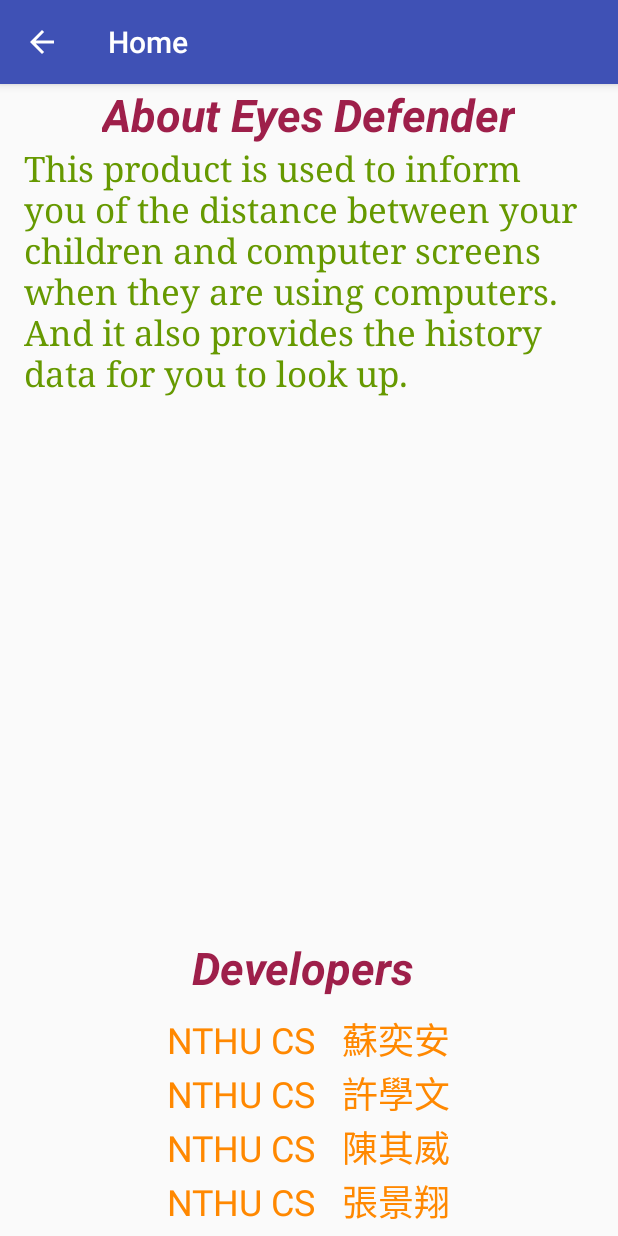
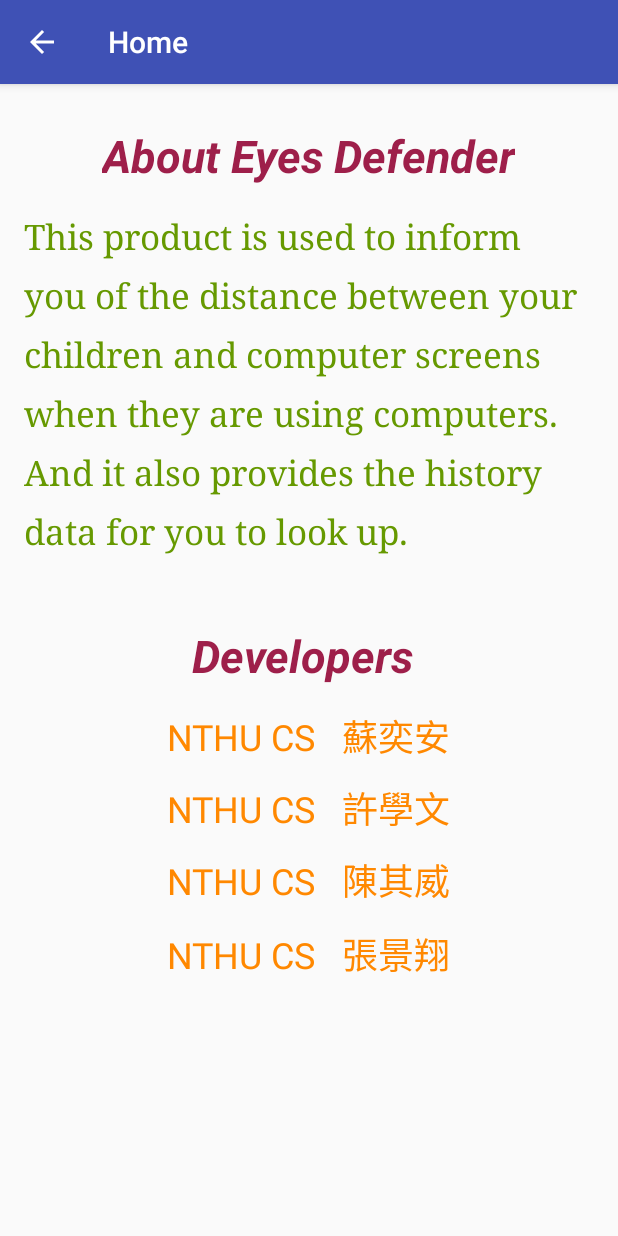
Before and after one commit to Andy103062106/Eyes-Defender, an Android app: the About screen opened directly, with no data from a screen before it, on a phone screen of 412 x 824 dp. Run offline under Robolectric (Android 15) with nearby library versions, the phone set to English and light mode, and no system bars.

Commit message:
add about tempe

```diff
--- a/app/build.gradle
+++ b/app/build.gradle
@@ -16,6 +16,7 @@ android {
             proguardFiles getDefaultProguardFile('proguard-android.txt'), 'proguard-rules.pro'
         }
     }
+
 }
 
 dependencies {
@@ -25,4 +26,5 @@ dependencies {
     testImplementation 'junit:junit:4.12'
     androidTestImplementation 'com.android.support.test:runner:1.0.1'
     androidTestImplementation 'com.android.support.test.espresso:espresso-core:3.0.1'
+    compile 'com.squareup.okhttp:okhttp:2.4.0'
 }
--- a/app/src/main/java/com/example/andy/eyesdefender/Today.java
+++ b/app/src/main/java/com/example/andy/eyesdefender/Today.java
@@ -9,6 +9,8 @@ import android.os.Bundle;
 import android.support.v7.app.ActionBar;
 import android.support.v7.app.AppCompatActivity;
 
+import java.io.IOException;
+
 public class Today extends AppCompatActivity {
     /** Called when the activity is first created. */
     @Override
@@ -18,4 +20,7 @@ public class Today extends AppCompatActivity {
         ActionBar actionBar = super.getSupportActionBar();
         actionBar.setDisplayHomeAsUpEnabled(true);
     }
+
+
+
 }
--- a/app/src/main/res/layout/activity_about.xml
+++ b/app/src/main/res/layout/activity_about.xml
@@ -14,6 +14,7 @@
         android:layout_height="wrap_content"
         android:layout_alignParentTop="true"
         android:layout_centerHorizontal="true"
+        android:layout_marginTop="27dp"
         android:text="About Eyes Defender"
         android:textColor="@color/colorAccent"
         android:textSize="30sp"
@@ -23,9 +24,12 @@
         android:id="@+id/Explanation"
         android:layout_width="wrap_content"
         android:layout_height="wrap_content"
+        android:layout_alignParentLeft="true"
+        android:layout_alignParentStart="true"
         android:layout_below="@+id/Title"
-        android:layout_centerHorizontal="true"
+        android:layout_marginTop="18dp"
         android:fontFamily="serif"
+        android:lineSpacingExtra="12sp"
         android:text="This product is used to inform you of the distance between your children and computer screens when they are using computers. And it also provides the history data for you to look up."
         android:textColor="@android:color/holo_green_dark"
         android:textSize="23sp" />
@@ -34,9 +38,9 @@
         android:id="@+id/Developers"
         android:layout_width="155dp"
         android:layout_height="50dp"
-        android:layout_alignParentBottom="true"
+        android:layout_below="@+id/Explanation"
         android:layout_centerHorizontal="true"
-        android:layout_marginBottom="149dp"
+        android:layout_marginTop="47dp"
         android:text="Developers"
         android:textColor="@color/colorAccent"
         android:textSize="30sp"
@@ -48,7 +52,7 @@
         android:layout_height="wrap_content"
         android:layout_alignTop="@+id/Developers"
         android:layout_centerHorizontal="true"
-        android:layout_marginTop="50dp"
+        android:layout_marginTop="56dp"
         android:text="NTHU CS   蘇奕安"
         android:textColor="@android:color/holo_orange_dark"
         android:textSize="24sp" />
@@ -57,8 +61,10 @@
         android:id="@+id/D2"
         android:layout_width="wrap_content"
         android:layout_height="wrap_content"
+        android:layout_alignLeft="@+id/D1"
+        android:layout_alignStart="@+id/D1"
         android:layout_below="@+id/D1"
-        android:layout_centerHorizontal="true"
+        android:layout_marginTop="12dp"
         android:text="NTHU CS   許學文"
         android:textColor="@android:color/holo_orange_dark"
         android:textSize="24sp" />
@@ -67,8 +73,10 @@
         android:id="@+id/D3"
         android:layout_width="wrap_content"
         android:layout_height="wrap_content"
+        android:layout_alignLeft="@+id/D1"
+        android:layout_alignStart="@+id/D1"
         android:layout_below="@+id/D2"
-        android:layout_centerHorizontal="true"
+        android:layout_marginTop="12dp"
         android:text="NTHU CS   陳其威"
         android:textColor="@android:color/holo_orange_dark"
         android:textSize="24sp" />
@@ -77,9 +85,12 @@
         android:id="@+id/D4"
         android:layout_width="wrap_content"
         android:layout_height="wrap_content"
+        android:layout_alignLeft="@+id/D3"
+        android:layout_alignStart="@+id/D3"
         android:layout_below="@+id/D3"
-        android:layout_centerHorizontal="true"
+        android:layout_marginTop="13dp"
         android:text="NTHU CS   張景翔"
         android:textColor="@android:color/holo_orange_dark"
         android:textSize="24sp" />
+
 </RelativeLayout>
```
